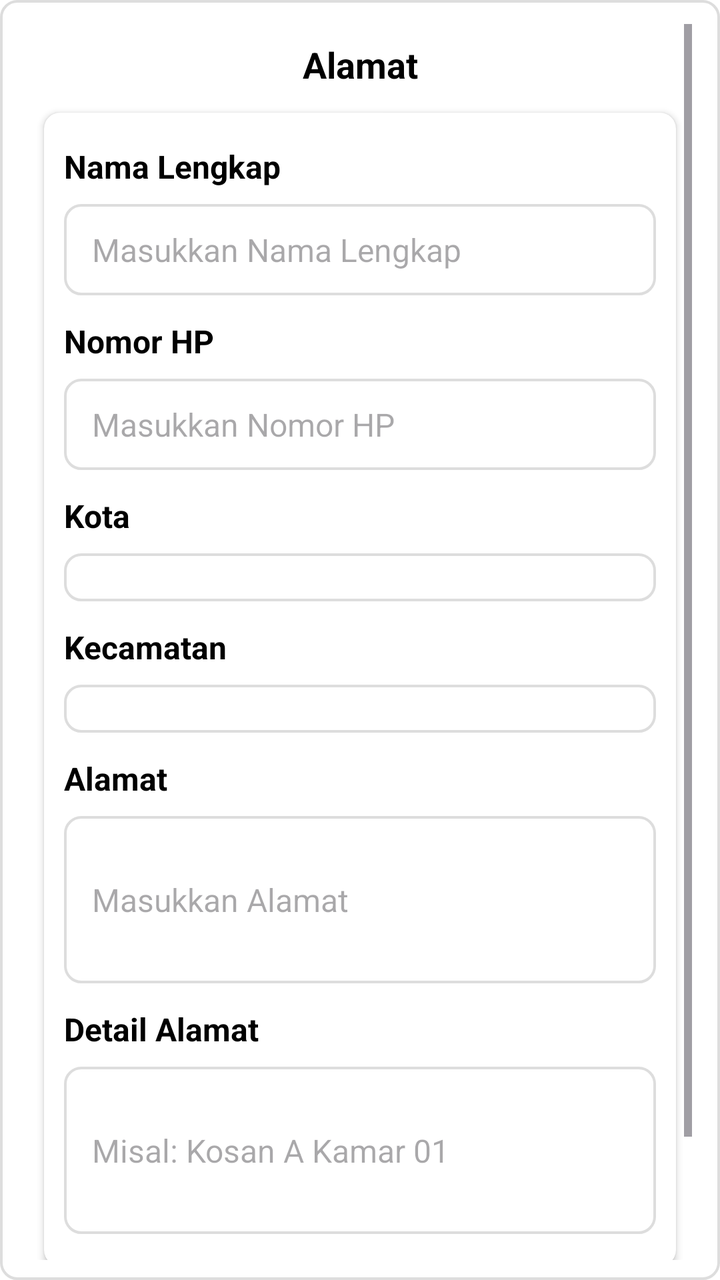
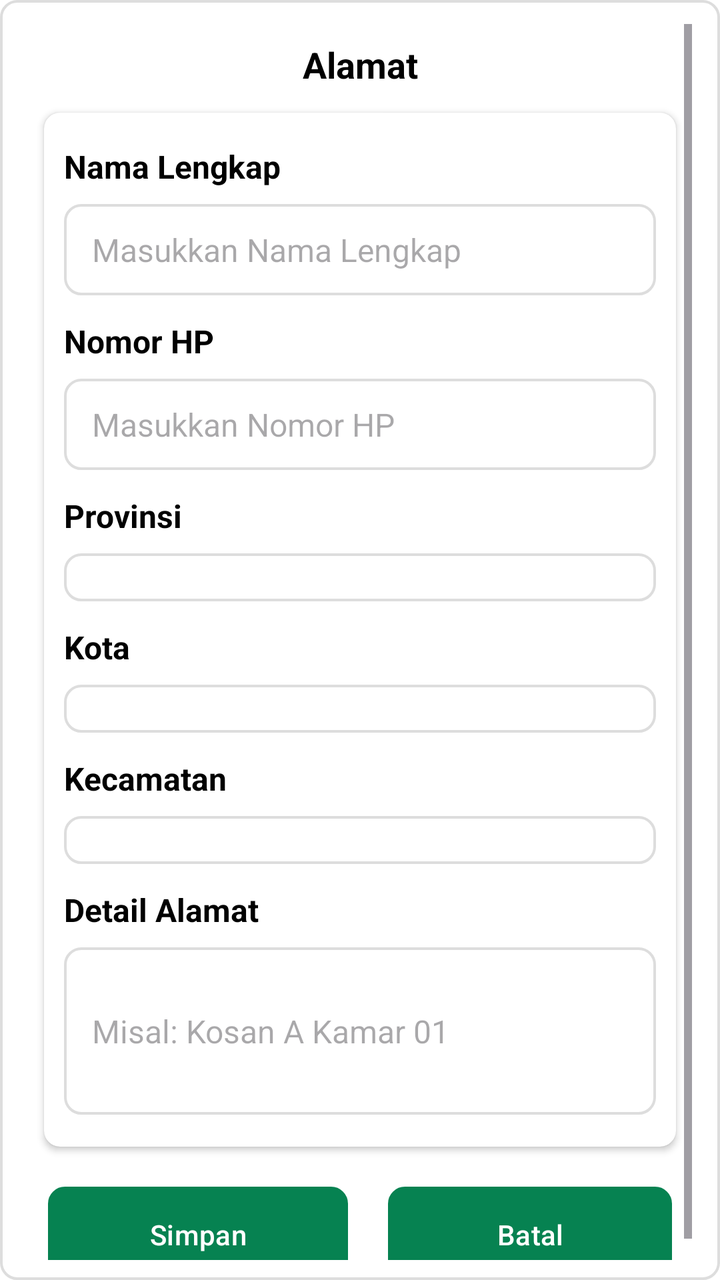

An Android layout rendered at two revisions. The XML below is the earlier revision; the diff shows what the commit changed to produce the second picture.
<!-- AndroidManifest.xml: application theme Theme.AplikasiPenjualanPlafon -->
<!-- res/layout/alert_dialog_pilih_alamat.xml -->
<?xml version="1.0" encoding="utf-8"?>
<ScrollView xmlns:android="http://schemas.android.com/apk/res/android"
    xmlns:app="http://schemas.android.com/apk/res-auto"
    android:layout_width="match_parent"
    android:layout_height="wrap_content"
    xmlns:tools="http://schemas.android.com/tools"
    android:background="@drawable/bg_card"
    android:layout_margin="10dp"
    android:paddingBottom="10dp">

    <androidx.constraintlayout.widget.ConstraintLayout
        android:layout_width="match_parent"
        android:layout_height="wrap_content">

        <TextView
            android:id="@+id/tVTitle"
            android:layout_width="wrap_content"
            android:layout_height="wrap_content"
            android:layout_marginTop="8dp"
            android:text="Alamat"
            android:textAlignment="center"
            android:textColor="@color/black"
            android:textSize="18sp"
            android:textStyle="bold"
            app:layout_constraintBottom_toTopOf="@id/cvUpdateAkun"
            app:layout_constraintEnd_toEndOf="parent"
            app:layout_constraintStart_toStartOf="parent"
            app:layout_constraintTop_toTopOf="parent" />

        <androidx.cardview.widget.CardView
            android:id="@+id/cvUpdateAkun"
            android:layout_width="match_parent"
            android:layout_height="wrap_content"
            app:layout_constraintBottom_toTopOf="@id/linearLayoutButton"
            android:layout_marginStart="8dp"
            android:layout_marginEnd="8dp"
            android:layout_marginTop="12dp"
            app:cardCornerRadius="8dp"
            app:layout_constraintEnd_toEndOf="parent"
            app:layout_constraintStart_toStartOf="parent"
            app:layout_constraintTop_toBottomOf="@id/tVTitle">
            <LinearLayout
                android:layout_width="match_parent"
                android:layout_height="match_parent"
                android:orientation="vertical"
                android:paddingTop="16dp"
                android:paddingBottom="16dp">
                <TextView
                    android:layout_width="match_parent"
                    android:layout_height="wrap_content"
                    android:layout_marginStart="10dp"
                    android:layout_marginEnd="10dp"
                    android:layout_marginBottom="6dp"
                    android:text="Nama Lengkap"
                    android:textSize="16sp"
                    android:textColor="@color/black"
                    android:textStyle="bold"/>
                <EditText
                    android:id="@+id/etNamaLengkap"
                    android:layout_width="match_parent"
                    android:layout_height="wrap_content"
                    app:layout_constraintTop_toBottomOf="@id/etEditNomorHp"
                    android:layout_marginTop="2dp"
                    android:layout_marginStart="10dp"
                    android:layout_marginEnd="10dp"
                    android:hint="Masukkan Nama Lengkap"
                    android:textColor="@color/black"
                    android:textStyle="normal"
                    android:textSize="16sp"
                    android:inputType="text"
                    android:maxLength="100"
                    android:background="@drawable/bg_card" />

                <TextView
                    android:layout_width="match_parent"
                    android:layout_height="wrap_content"
                    android:layout_marginTop="12dp"
                    android:layout_marginStart="10dp"
                    android:layout_marginEnd="10dp"
                    android:layout_marginBottom="6dp"
                    android:text="Nomor HP"
                    android:textSize="16sp"
                    android:textColor="@color/black"
                    android:textStyle="bold"/>
                <EditText
                    android:id="@+id/etNomorHp"
                    android:layout_width="match_parent"
                    android:layout_height="wrap_content"
                    app:layout_constraintTop_toBottomOf="@id/etEditNomorHp"
                    android:layout_marginTop="2dp"
                    android:layout_marginStart="10dp"
                    android:layout_marginEnd="10dp"
                    android:hint="Masukkan Nomor HP"
                    android:textColor="@color/black"
                    android:textStyle="normal"
                    android:textSize="16sp"
                    android:inputType="number"
                    android:maxLength="14"
                    android:background="@drawable/bg_card" />

                <TextView
                    android:layout_width="match_parent"
                    android:layout_height="wrap_content"
                    android:layout_marginTop="12dp"
                    android:layout_marginStart="10dp"
                    android:layout_marginEnd="10dp"
                    android:layout_marginBottom="6dp"
                    android:text="Kota"
                    android:textSize="16sp"
                    android:textColor="@color/black"
                    android:textStyle="bold"/>
                <Spinner
                    android:id="@+id/spKabKota"
                    android:layout_width="match_parent"
                    android:layout_height="wrap_content"
                    app:layout_constraintTop_toBottomOf="@id/etEditNomorHp"
                    android:layout_marginTop="2dp"
                    android:layout_marginStart="10dp"
                    android:layout_marginEnd="10dp"
                    android:textColor="@color/black"
                    android:textStyle="normal"
                    android:background="@drawable/bg_card" />

                <TextView
                    android:layout_width="match_parent"
                    android:layout_height="wrap_content"
                    android:layout_marginTop="12dp"
                    android:layout_marginStart="10dp"
                    android:layout_marginEnd="10dp"
                    android:layout_marginBottom="6dp"
                    android:text="Kecamatan"
                    android:textSize="16sp"
                    android:textColor="@color/black"
                    android:textStyle="bold"/>
                <Spinner
                    android:id="@+id/spKecamatan"
                    android:layout_width="match_parent"
                    android:layout_height="wrap_content"
                    app:layout_constraintTop_toBottomOf="@id/etEditNomorHp"
                    android:layout_marginTop="2dp"
                    android:layout_marginStart="10dp"
                    android:layout_marginEnd="10dp"
                    android:textColor="@color/black"
                    android:textStyle="normal"
                    android:background="@drawable/bg_card" />

                <TextView
                    android:layout_width="match_parent"
                    android:layout_height="wrap_content"
                    android:layout_marginTop="12dp"
                    android:layout_marginStart="10dp"
                    android:layout_marginEnd="10dp"
                    android:layout_marginBottom="6dp"
                    android:text="Alamat"
                    android:textSize="16sp"
                    android:textColor="@color/black"
                    android:textStyle="bold"/>
                <EditText
                    android:id="@+id/etAlamat"
                    android:layout_width="match_parent"
                    android:layout_height="wrap_content"
                    app:layout_constraintTop_toBottomOf="@id/etEditNomorHp"
                    android:layout_marginTop="2dp"
                    android:layout_marginStart="10dp"
                    android:layout_marginEnd="10dp"
                    android:hint="Masukkan Alamat"
                    android:textColor="@color/black"
                    android:textStyle="normal"
                    android:textSize="16sp"
                    android:inputType="textMultiLine"
                    android:maxLength="200"
                    android:lines="3"
                    android:background="@drawable/bg_card" />

                <TextView
                    android:layout_width="match_parent"
                    android:layout_height="wrap_content"
                    android:layout_marginTop="12dp"
                    android:layout_marginStart="10dp"
                    android:layout_marginEnd="10dp"
                    android:layout_marginBottom="6dp"
                    android:text="Detail Alamat"
                    android:textSize="16sp"
                    android:textColor="@color/black"
                    android:textStyle="bold"/>
                <EditText
                    android:id="@+id/etDetailAlamat"
                    android:layout_width="match_parent"
                    android:layout_height="wrap_content"
                    app:layout_constraintTop_toBottomOf="@id/etEditNomorHp"
                    android:layout_marginTop="2dp"
                    android:layout_marginStart="10dp"
                    android:layout_marginEnd="10dp"
                    android:hint="Misal: Kosan A Kamar 01"
                    android:textColor="@color/black"
                    android:textStyle="normal"
                    android:textSize="16sp"
                    android:inputType="textMultiLine"
                    android:maxLength="200"
                    android:lines="3"
                    android:background="@drawable/bg_card" />
            </LinearLayout>

        </androidx.cardview.widget.CardView>

        <LinearLayout
            android:id="@+id/linearLayoutButton"
            android:layout_width="match_parent"
            android:layout_height="wrap_content"
            app:layout_constraintBottom_toBottomOf="parent"
            app:layout_constraintStart_toStartOf="parent"
            app:layout_constraintTop_toBottomOf="@id/cvUpdateAkun"
            android:layout_marginLeft="10dp"
            android:layout_marginRight="10dp"
            android:layout_marginTop="20dp"
            android:paddingBottom="10dp"
            android:orientation="horizontal">
            <Button
                android:id="@+id/btnSimpan"
                android:layout_width="wrap_content"
                android:layout_height="wrap_content"
                android:layout_weight="1"
                android:text="Simpan"
                android:textColor="@color/white"
                android:background="@drawable/bg_btn_success"
                android:layout_marginRight="10dp"/>

            <Button
                android:id="@+id/btnBatal"
                android:layout_width="wrap_content"
                android:layout_height="wrap_content"
                android:layout_weight="1"
                android:text="Batal"
                android:textColor="@color/white"
                app:iconGravity="textEnd"
                android:background="@drawable/bg_btn_batal"
                android:layout_marginLeft="10dp"/>
        </LinearLayout>

    </androidx.constraintlayout.widget.ConstraintLayout>

</ScrollView>
<!-- resources referenced by this layout -->
<resources>
  <color name="black">#FF000000</color>
  <color name="white">#FFFFFFFF</color>
  <!-- drawable bg_btn_batal (drawable) -->
  <?xml version="1.0" encoding="utf-8"?>
  <shape xmlns:android="http://schemas.android.com/apk/res/android">
      <solid android:color="@color/batal"/>
      <corners android:radius="8dp"/>
      <stroke android:width="1dp"
          android:color="@color/white"/>
      <padding android:top="12dp"
          android:bottom="12dp"
          android:left="14dp"
          android:right="14dp"/>
  </shape>
  <!-- drawable bg_btn_success (drawable) -->
  <?xml version="1.0" encoding="utf-8"?>
  <shape xmlns:android="http://schemas.android.com/apk/res/android">
      <solid android:color="@color/success"/>
      <corners android:radius="8dp"/>
      <stroke android:width="1dp"
          android:color="@color/white"/>
      <padding android:top="12dp"
          android:bottom="12dp"
          android:left="14dp"
          android:right="14dp"/>
  </shape>
  <!-- drawable bg_card (drawable) -->
  <?xml version="1.0" encoding="utf-8"?>
  <shape xmlns:android="http://schemas.android.com/apk/res/android">
      <solid android:color="@color/white"/>
      <corners android:radius="8dp"/>
      <stroke android:width="1.2dp"
          android:color="@color/abuabu_muda"/>
      <padding android:top="12dp"
          android:bottom="12dp"
          android:left="14dp"
          android:right="14dp"/>
  </shape>
  <style name="Theme.AplikasiPenjualanPlafon" parent="Base.Theme.AplikasiPenjualanPlafon" />
  <color name="batal">#747496</color>
  <color name="success">#73B908</color>
  <color name="abuabu_muda">#DDDDDD</color>
  <style name="Base.Theme.AplikasiPenjualanPlafon" parent="Theme.Material3.DayNight.NoActionBar">
          
           <item name="colorPrimary">@color/primaryColor</item>
          <item name="android:windowBackground">@color/white</item>
          <item name="android:itemBackground">@color/white</item>
          <item name="android:textColor">@color/black</item>
          <item name="android:textColorPrimary">@color/black</item>
      </style>
  <color name="primaryColor">#068251</color>
</resources>

<!-- the commit's change to res/layout/alert_dialog_pilih_alamat.xml (unified diff, before → after) -->
@@ -105,6 +105,29 @@
                     android:layout_marginStart="10dp"
                     android:layout_marginEnd="10dp"
                     android:layout_marginBottom="6dp"
+                    android:text="Provinsi"
+                    android:textSize="16sp"
+                    android:textColor="@color/black"
+                    android:textStyle="bold"/>
+                <Spinner
+                    android:id="@+id/spProvinsi"
+                    android:layout_width="match_parent"
+                    android:layout_height="wrap_content"
+                    app:layout_constraintTop_toBottomOf="@id/etEditNomorHp"
+                    android:layout_marginTop="2dp"
+                    android:layout_marginStart="10dp"
+                    android:layout_marginEnd="10dp"
+                    android:textColor="@color/black"
+                    android:textStyle="normal"
+                    android:background="@drawable/bg_card" />
+
+                <TextView
+                    android:layout_width="match_parent"
+                    android:layout_height="wrap_content"
+                    android:layout_marginTop="12dp"
+                    android:layout_marginStart="10dp"
+                    android:layout_marginEnd="10dp"
+                    android:layout_marginBottom="6dp"
                     android:text="Kota"
                     android:textSize="16sp"
                     android:textColor="@color/black"
@@ -154,7 +177,8 @@
                     android:text="Alamat"
                     android:textSize="16sp"
                     android:textColor="@color/black"
-                    android:textStyle="bold"/>
+                    android:textStyle="bold"
+                    android:visibility="gone"/>
                 <EditText
                     android:id="@+id/etAlamat"
                     android:layout_width="match_parent"
@@ -170,7 +194,8 @@
                     android:inputType="textMultiLine"
                     android:maxLength="200"
                     android:lines="3"
-                    android:background="@drawable/bg_card" />
+                    android:background="@drawable/bg_card"
+                    android:visibility="gone" />
 
                 <TextView
                     android:layout_width="match_parent"
